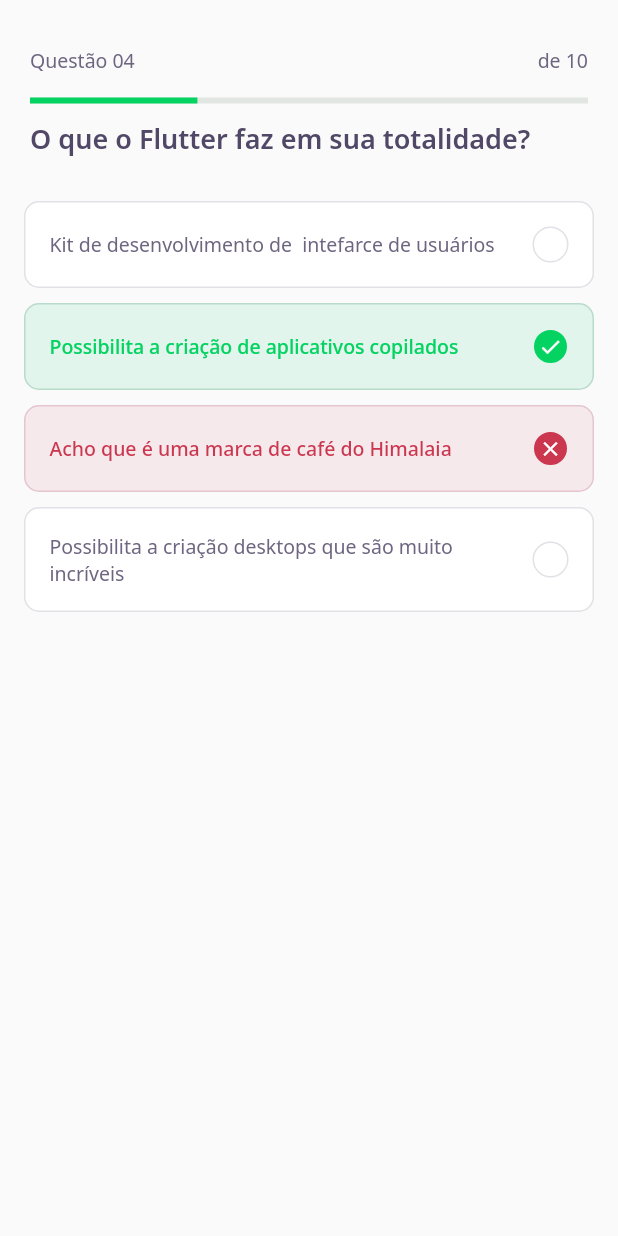
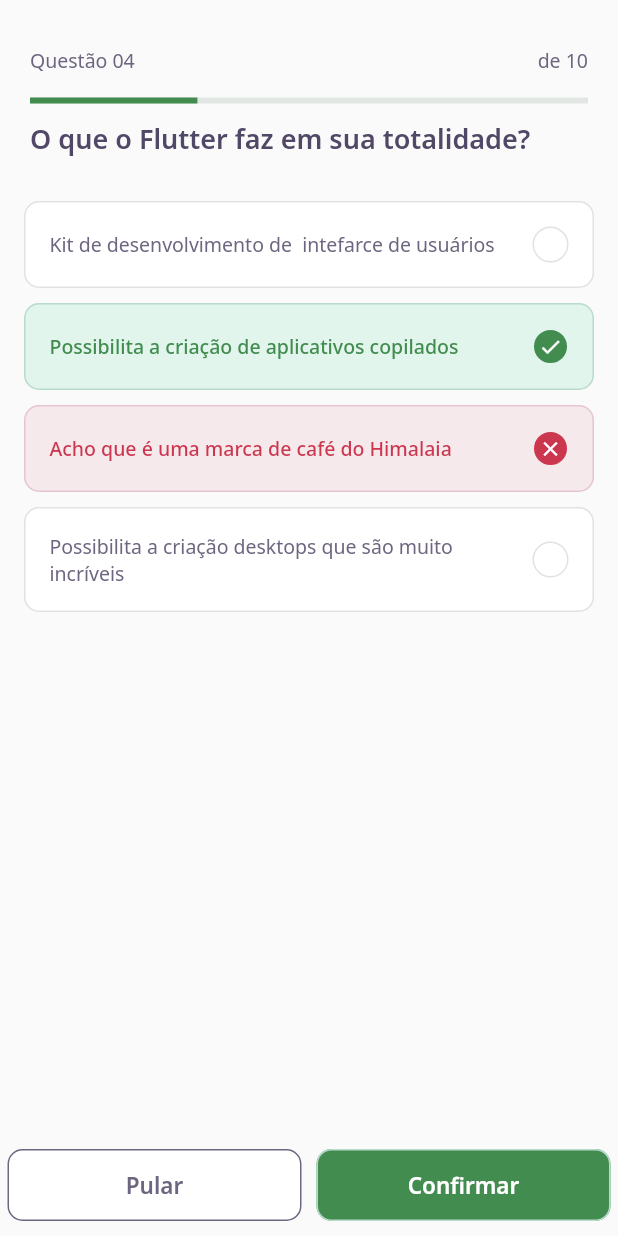
Before and after one commit to WCFX/Flutter-DevQuiz, a Flutter app: the screen it shows after launch, on a phone screen of 412 x 824 dp. Run offline on Flutter 3.47's test engine with Material 2 defaults, Android fonts, the phone set to English and light mode, and no system bars; our stand-ins replace google_fonts; accounts and stored records are empty.

Commit message:
feat: button next widget criado e estilizado. Funcao de onTap sera inserida no proximo passo

```diff
--- a/lib/core/app_colors.dart
+++ b/lib/core/app_colors.dart
@@ -13,7 +13,7 @@ class AppColors {
   //Greens
   static final Color lightGreen = Color(0xFFE1F5EC);
   static final Color green = Color(0xFFB8DBCB);
-  static final Color darkGreen = Color(0xFF04D361);
+  static final Color darkGreen = Color(0xFF428c50);
 
   //Reds
   static final Color lightRed = Color(0xFFF5E9EC);
--- a/lib/views/challenge/challenge_page.dart
+++ b/lib/views/challenge/challenge_page.dart
@@ -1,3 +1,4 @@
+import 'package:dev_quiz/views/challenge/widgets/next_button/next_button_widget.dart';
 import 'package:dev_quiz/views/challenge/widgets/question_indication/question_indicator.dart';
 import 'package:dev_quiz/views/challenge/widgets/quiz/quiz_widget.dart';
 import 'package:flutter/material.dart';
@@ -21,6 +22,24 @@ class _ChallengePageState extends State<ChallengePage> {
       body: QuizWidget(
         title: "O que o Flutter faz em sua totalidade?",
       ),
+      bottomNavigationBar: SafeArea(
+        bottom: true,
+        child: Row(
+          mainAxisAlignment: MainAxisAlignment.spaceEvenly,
+          children: [
+            Expanded(
+                child: NextButtonWidget.white(
+              label: 'Pular',
+              onTap: () {},
+            )),
+            Expanded(
+                child: NextButtonWidget.green(
+              label: 'Confirmar',
+              onTap: () {},
+            )),
+          ],
+        ),
+      ),
     );
   }
 }
--- /dev/null
+++ b/lib/views/challenge/widgets/next_button/next_button_widget.dart
@@ -0,0 +1,65 @@
+import 'package:dev_quiz/core/app_colors.dart';
+import 'package:flutter/material.dart';
+import 'package:google_fonts/google_fonts.dart';
+
+class NextButtonWidget extends StatelessWidget {
+  final String label;
+  final Color backgroundColor;
+  final Color fontColor;
+  final Color borderColor;
+  final VoidCallback onTap;
+
+  const NextButtonWidget({
+    Key? key,
+    required this.label,
+    required this.backgroundColor,
+    required this.fontColor,
+    required this.borderColor,
+    required this.onTap,
+  }) : super(key: key);
+
+  NextButtonWidget.green({
+    required String label,
+    required VoidCallback onTap,
+  })  : this.backgroundColor = AppColors.darkGreen,
+        this.fontColor = AppColors.white,
+        this.label = label,
+        this.onTap = onTap,
+        this.borderColor = AppColors.green;
+
+  NextButtonWidget.white({
+    required String label,
+    required VoidCallback onTap,
+  })  : this.backgroundColor = AppColors.white,
+        this.fontColor = AppColors.grey,
+        this.label = label,
+        this.onTap = onTap,
+        this.borderColor = AppColors.grey;
+
+  @override
+  Widget build(BuildContext context) {
+    return Padding(
+      padding: const EdgeInsets.all(5),
+      child: Container(
+        height: 48,
+        margin: EdgeInsets.only(bottom: 5),
+        child: TextButton(
+          style: ButtonStyle(
+              backgroundColor: MaterialStateProperty.all<Color>(
+                backgroundColor,
+              ),
+              shape: MaterialStateProperty.all(
+                RoundedRectangleBorder(borderRadius: BorderRadius.circular(10)),
+              ),
+              side: MaterialStateProperty.all(BorderSide(color: borderColor))),
+          onPressed: () {},
+          child: Text(
+            label,
+            style: GoogleFonts.notoSans(
+                fontWeight: FontWeight.w600, fontSize: 15, color: fontColor),
+          ),
+        ),
+      ),
+    );
+  }
+}
```
